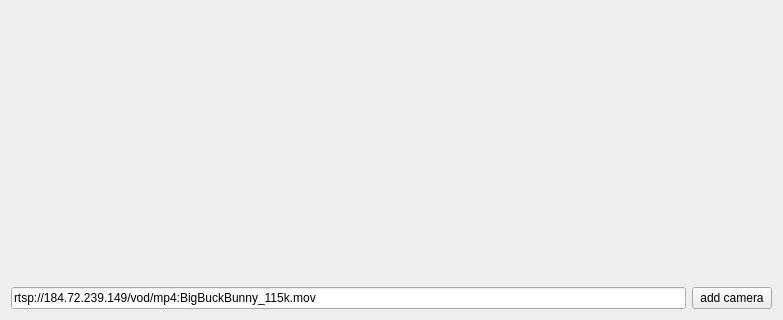
Serweik/ffmpegSw, file examples/QtExample/mainwindow.ui: the form before one commit; both pictures show x 0 to 783 and y 326 to 646 of the 783 by 646 pixel window.
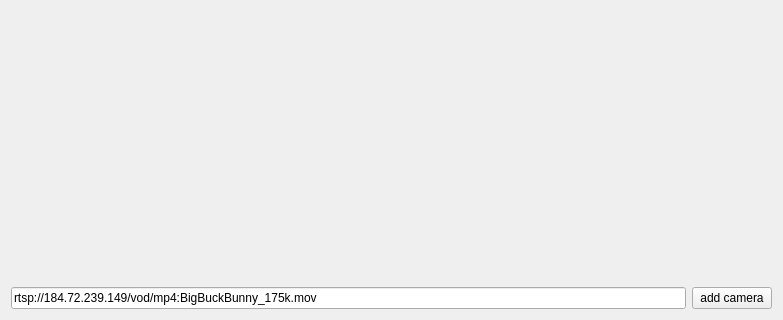
The form after the commit.

```diff
--- a/examples/QtExample/mainwindow.ui
+++ b/examples/QtExample/mainwindow.ui
@@ -23,7 +23,7 @@
       <item>
        <widget class="QLineEdit" name="pathToSource">
         <property name="text">
-         <string>rtsp://184.72.239.149/vod/mp4:BigBuckBunny_115k.mov</string>
+         <string>rtsp://184.72.239.149/vod/mp4:BigBuckBunny_175k.mov</string>
         </property>
         <property name="placeholderText">
          <string>path</string>
```
